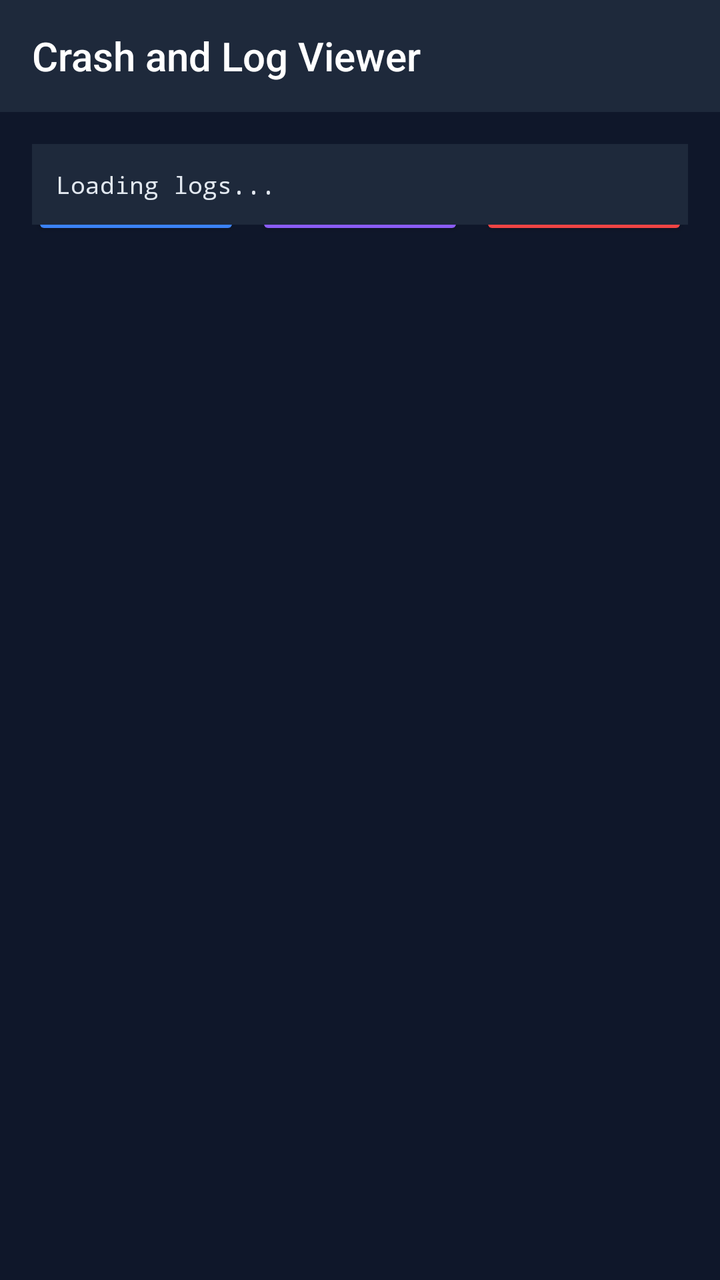
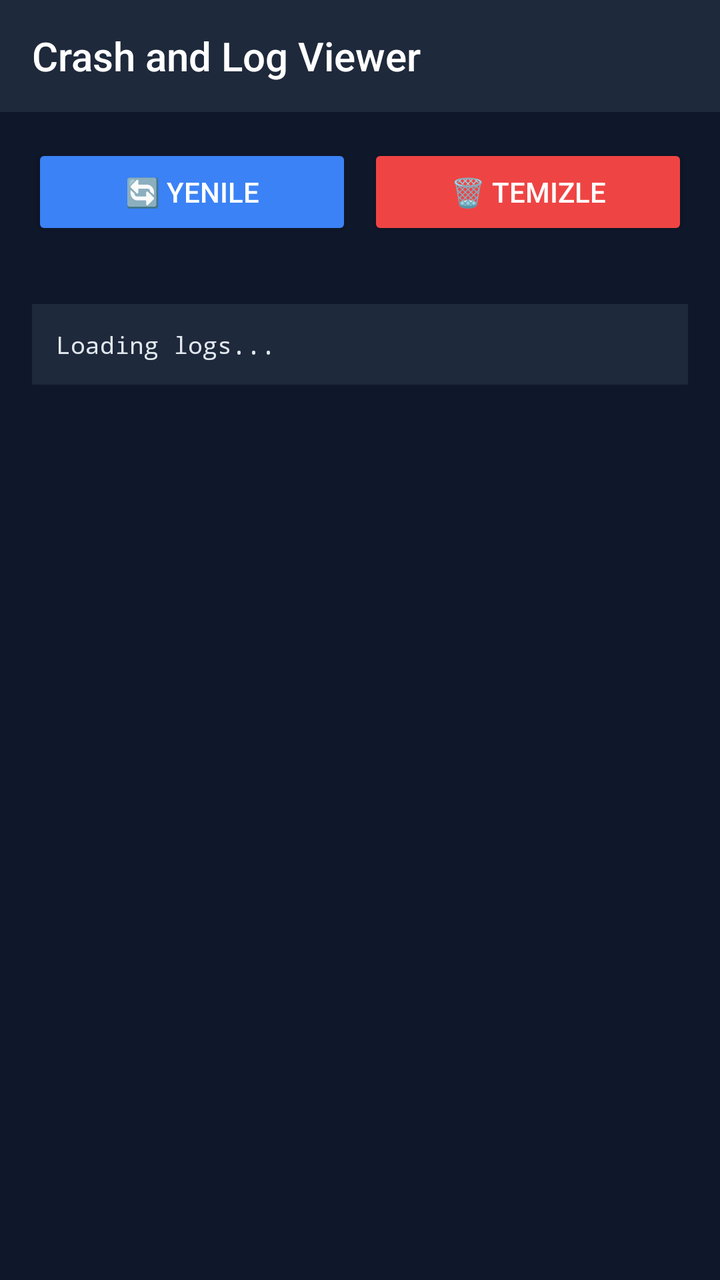

The first picture is an Android layout as it rendered before a commit; the second is the same layout after the commit. The layout source and the unified diff follow.
<!-- AndroidManifest.xml: activity theme Theme.AppCompat.Light.DarkActionBar -->
<!-- res/layout/activity_log_viewer.xml -->
<?xml version="1.0" encoding="utf-8"?>
<androidx.constraintlayout.widget.ConstraintLayout xmlns:android="http://schemas.android.com/apk/res/android"
    xmlns:app="http://schemas.android.com/apk/res-auto"
    android:layout_width="match_parent"
    android:layout_height="match_parent"
    android:background="#0f172a">

    <androidx.appcompat.widget.Toolbar
        android:id="@+id/toolbar"
        android:layout_width="0dp"
        android:layout_height="?attr/actionBarSize"
        android:background="#1e293b"
        app:layout_constraintTop_toTopOf="parent"
        app:layout_constraintStart_toStartOf="parent"
        app:layout_constraintEnd_toEndOf="parent"
        app:title="Crash and Log Viewer"
        app:titleTextColor="#ffffff" />

    <LinearLayout
        android:id="@+id/buttonBar"
        android:layout_width="0dp"
        android:layout_height="wrap_content"
        android:orientation="horizontal"
        android:padding="16dp"
        android:gravity="center"
        app:layout_constraintTop_toBottomOf="@id/toolbar"
        app:layout_constraintStart_toStartOf="parent"
        app:layout_constraintEnd_toEndOf="parent">

        <Button
            android:id="@+id/refreshButton"
            android:layout_width="0dp"
            android:layout_height="wrap_content"
            android:layout_weight="1"
            android:layout_marginEnd="4dp"
            android:text="🔄 Yenile"
            android:backgroundTint="#3b82f6"
            android:textColor="#ffffff" />

        <Button
            android:id="@+id/exportButton"
            android:layout_width="0dp"
            android:layout_height="wrap_content"
            android:layout_weight="1"
            android:layout_marginStart="4dp"
            android:layout_marginEnd="4dp"
            android:text="📤 Export"
            android:backgroundTint="#8b5cf6"
            android:textColor="#ffffff" />

        <Button
            android:id="@+id/clearButton"
            android:layout_width="0dp"
            android:layout_height="wrap_content"
            android:layout_weight="1"
            android:layout_marginStart="4dp"
            android:text="🗑️ Temizle"
            android:backgroundTint="#ef4444"
            android:textColor="#ffffff" />
    </LinearLayout>

    <ScrollView
        android:layout_width="0dp"
        android:layout_height="0dp"
        android:layout_margin="16dp"
        app:layout_constraintTop_toBottomOf="@id/toolbar"
        app:layout_constraintBottom_toBottomOf="parent"
        app:layout_constraintStart_toStartOf="parent"
        app:layout_constraintEnd_toEndOf="parent">

        <TextView
            android:id="@+id/logTextView"
            android:layout_width="match_parent"
            android:layout_height="wrap_content"
            android:fontFamily="monospace"
            android:textSize="12sp"
            android:textColor="#e2e8f0"
            android:padding="12dp"
            android:background="#1e293b"
            android:text="Loading logs..." />
    </ScrollView>

</androidx.constraintlayout.widget.ConstraintLayout>
<!-- resources referenced by this layout -->
<resources>

</resources>

<!-- the commit's change to res/layout/activity_log_viewer.xml (unified diff, before → after) -->
@@ -38,17 +38,6 @@
             android:textColor="#ffffff" />
 
         <Button
-            android:id="@+id/exportButton"
-            android:layout_width="0dp"
-            android:layout_height="wrap_content"
-            android:layout_weight="1"
-            android:layout_marginStart="4dp"
-            android:layout_marginEnd="4dp"
-            android:text="📤 Export"
-            android:backgroundTint="#8b5cf6"
-            android:textColor="#ffffff" />
-
-        <Button
             android:id="@+id/clearButton"
             android:layout_width="0dp"
             android:layout_height="wrap_content"
@@ -63,7 +52,7 @@
         android:layout_width="0dp"
         android:layout_height="0dp"
         android:layout_margin="16dp"
-        app:layout_constraintTop_toBottomOf="@id/toolbar"
+        app:layout_constraintTop_toBottomOf="@id/buttonBar"
         app:layout_constraintBottom_toBottomOf="parent"
         app:layout_constraintStart_toStartOf="parent"
         app:layout_constraintEnd_toEndOf="parent">
